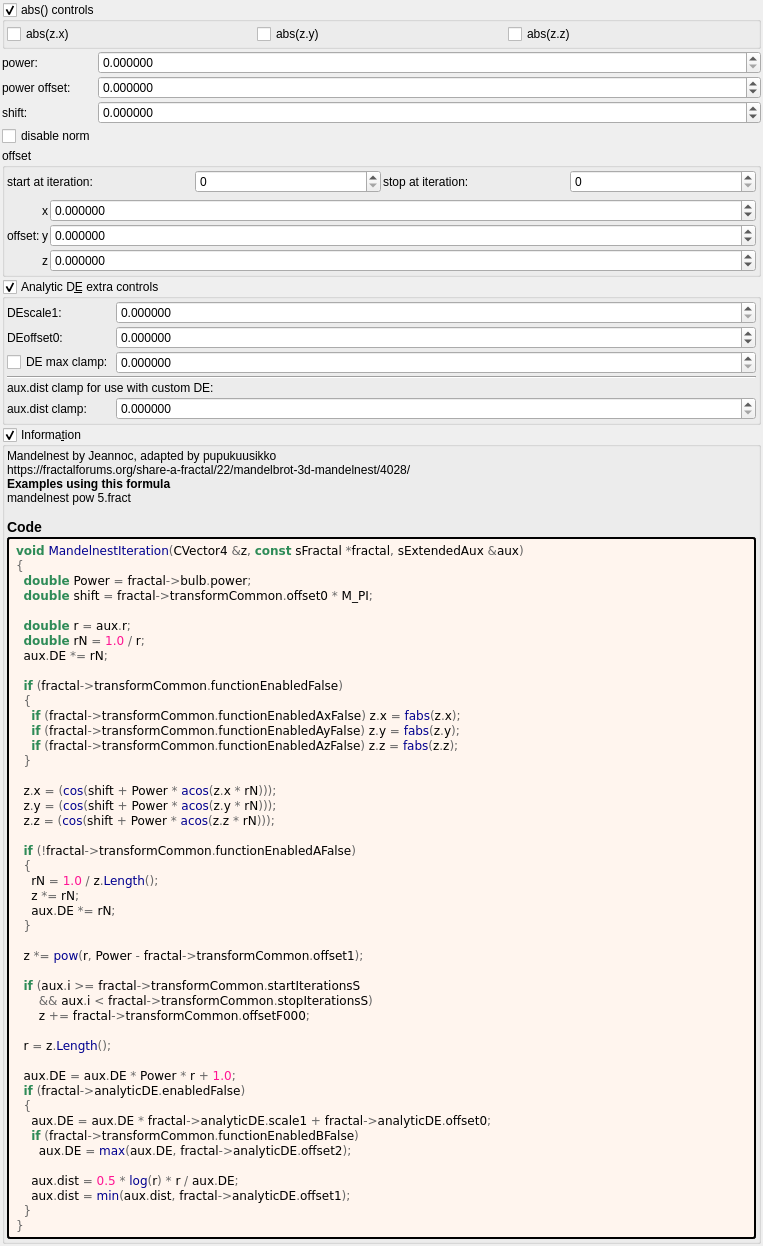
Before: the Qt Designer form mandelbulber2/formula/ui/mandelnest.ui in buddhi1980/mandelbulber2, drawn with Qt 5.
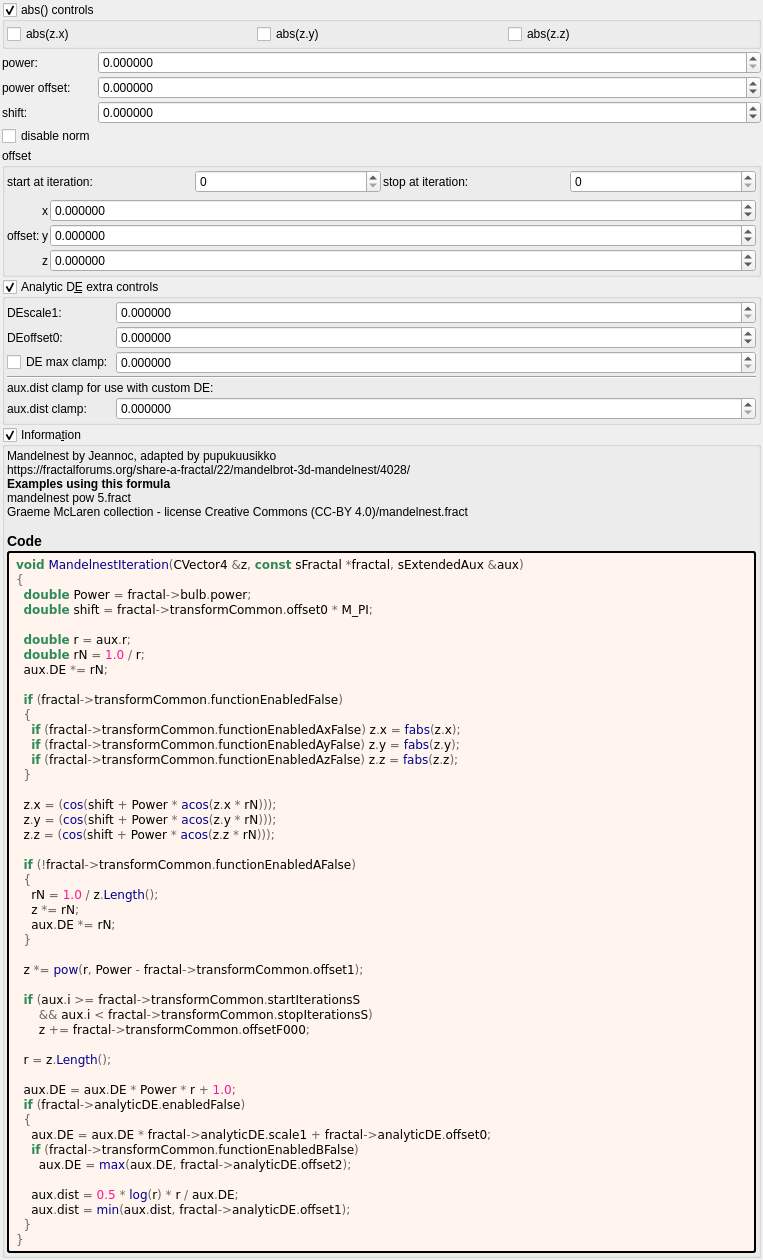
After: the same form once the commit is applied. Custom widgets are drawn as their Qt base class.

```diff
--- a/mandelbulber2/formula/ui/mandelnest.ui
+++ b/mandelbulber2/formula/ui/mandelnest.ui
@@ -658,7 +658,7 @@
         <property name="text">
          <string notr="true">&lt;p&gt;Mandelnest by Jeannoc, adapted by pupukuusikko&lt;br&gt;https://fractalforums.org/share-a-fractal/22/mandelbrot-3d-mandelnest/4028/&lt;/p&gt;&lt;table&gt;
 &lt;/table&gt;
-&lt;br&gt;&lt;b&gt;Examples using this formula&lt;/b&gt;&lt;br&gt;mandelnest pow 5.fract&lt;h3&gt;Code&lt;/h3&gt;</string>
+&lt;br&gt;&lt;b&gt;Examples using this formula&lt;/b&gt;&lt;br&gt;mandelnest pow 5.fract&lt;br&gt;Graeme McLaren  collection - license Creative Commons  (CC-BY 4.0)/mandelnest.fract&lt;h3&gt;Code&lt;/h3&gt;</string>
         </property>
         <property name="wordWrap">
          <bool>true</bool>
```
